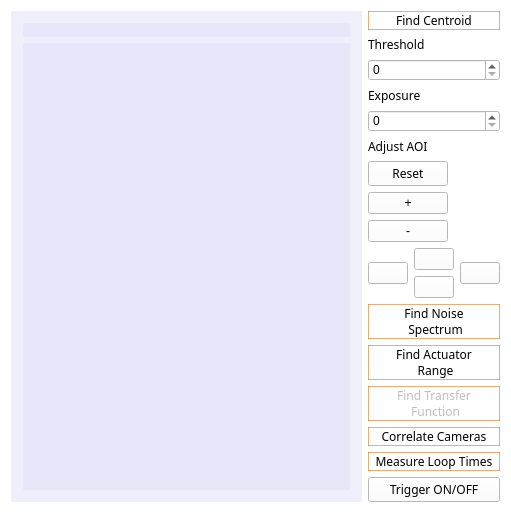
First picture: the form in feedback_cam.ui, repository Joseph459459/kHz-STABILIZER, before the edit.
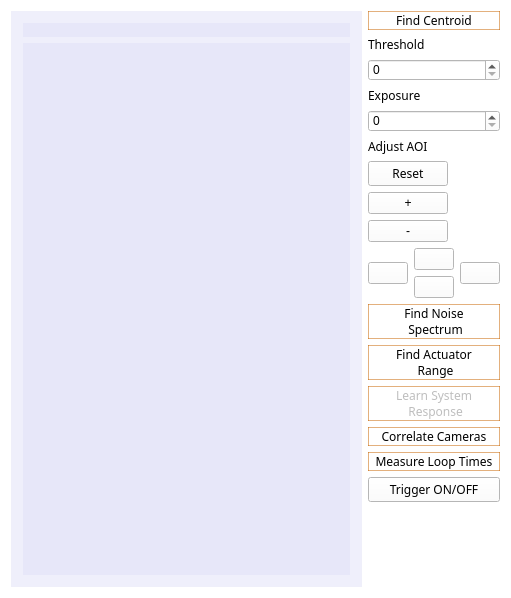
Second picture: the form after the edit. Custom widgets are drawn as their Qt base class.

The edit to the form file:
```diff
--- a/feedback_cam.ui
+++ b/feedback_cam.ui
@@ -7,7 +7,7 @@
     <x>0</x>
     <y>0</y>
     <width>511</width>
-    <height>505</height>
+    <height>598</height>
    </rect>
   </property>
   <property name="styleSheet">
@@ -37,8 +37,8 @@
         <rect>
          <x>0</x>
          <y>0</y>
-         <width>373</width>
-         <height>463</height>
+         <width>319</width>
+         <height>559</height>
         </rect>
        </property>
        <layout class="QGridLayout" name="gridLayout">
@@ -377,8 +377,8 @@
 }</string>
         </property>
         <property name="text">
-         <string>Find Transfer 
- Function</string>
+         <string>Learn System 
+ Response</string>
         </property>
        </widget>
       </item>
```
Left out of the diff: 2 changed lines with no effect on the pictures.
